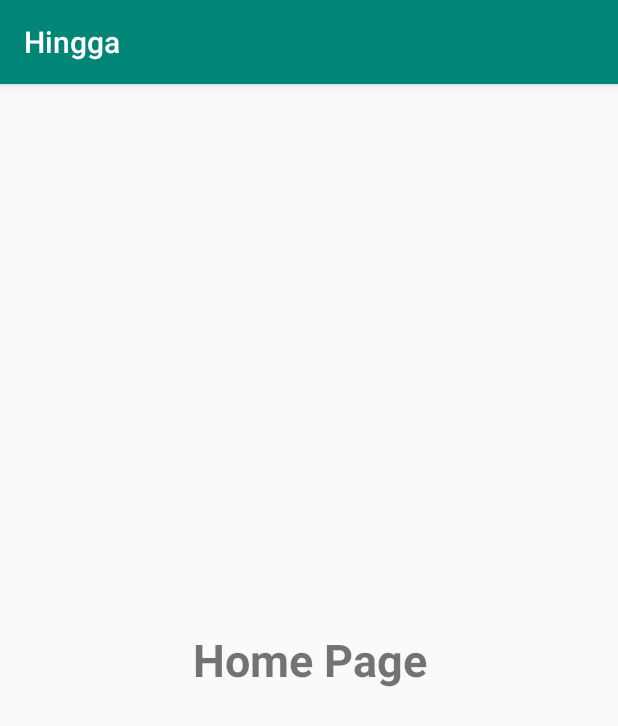
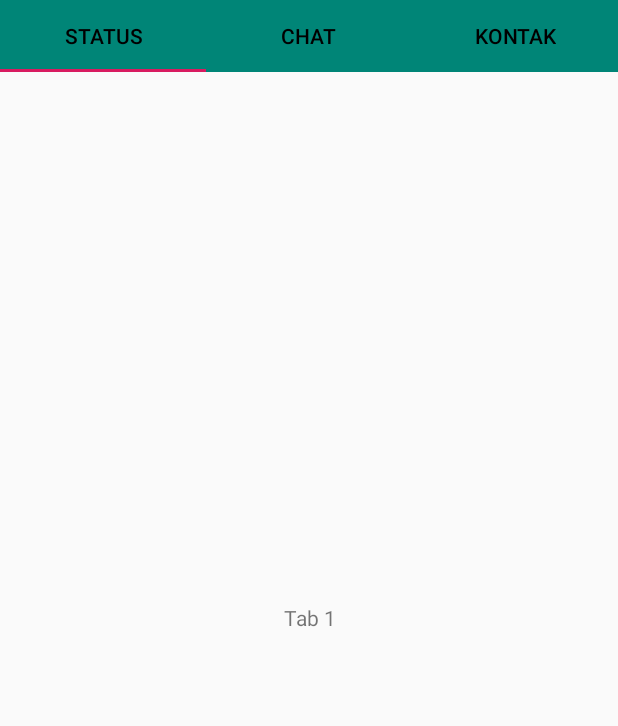
Before and after one commit to hinggga/Hinggga, an Android app: the Home screen opened directly, with no data from a screen before it, on a phone screen of 412 x 824 dp. Shown: the top 726 px of the screen. Run offline under Robolectric (Android 15) with nearby library versions, the phone set to English and light mode, and no system bars.

Commit message:
latihan4

```diff
--- a/app/build.gradle
+++ b/app/build.gradle
@@ -22,8 +22,12 @@ android {
 dependencies {
     implementation fileTree(dir: 'libs', include: ['*.jar'])
     implementation 'androidx.appcompat:appcompat:1.0.2'
+
     implementation 'androidx.constraintlayout:constraintlayout:1.1.3'
+    implementation 'androidx.legacy:legacy-support-v4:1.0.0'
     testImplementation 'junit:junit:4.12'
     androidTestImplementation 'androidx.test.ext:junit:1.1.0'
     androidTestImplementation 'androidx.test.espresso:espresso-core:3.1.1'
+    implementation 'com.android.support:design:28.0.0'
+    implementation 'com.android.support:design:27.0.1'
 }
--- a/app/src/main/java/com/example/hingga/Home.java
+++ b/app/src/main/java/com/example/hingga/Home.java
@@ -1,14 +1,68 @@
 package com.example.hingga;
 
 import androidx.appcompat.app.AppCompatActivity;
+import androidx.fragment.app.FragmentManager;
+import androidx.fragment.app.FragmentTransaction;
+import androidx.viewpager.widget.PagerAdapter;
+import androidx.viewpager.widget.ViewPager;
 
+import android.app.ActionBar;
 import android.os.Bundle;
+import android.widget.FrameLayout;
+
+import com.google.android.material.tabs.TabItem;
+import com.google.android.material.tabs.TabLayout;
 
 public class Home extends AppCompatActivity {
+
+    private TabLayout tabLayout;
+    private ViewPager viewPager;
+    private TabItem tab1,tab2,tab3;
+    public PageAdapter pagerAdapter;
+
+
+
 
     @Override
     protected void onCreate(Bundle savedInstanceState) {
         super.onCreate(savedInstanceState);
         setContentView(R.layout.activity_home);
+
+        tabLayout = (TabLayout) findViewById(R.id.tablayout);
+        tab1 = (TabItem) findViewById(R.id.Tab1);
+        tab2 = (TabItem) findViewById(R.id.Tab2);
+        tab3 = (TabItem) findViewById(R.id.Tab3);
+        viewPager = findViewById(R.id.viewpager);
+
+        pagerAdapter = new PageAdapter(getSupportFragmentManager(),tabLayout.getTabCount());
+        viewPager.setAdapter(pagerAdapter);
+
+        tabLayout.setOnTabSelectedListener(new TabLayout.OnTabSelectedListener() {
+            @Override
+            public void onTabSelected(TabLayout.Tab tab) {
+                viewPager.setCurrentItem(tab.getPosition());
+                if(tab.getPosition()==0){
+                    pagerAdapter.notifyDataSetChanged();
+                } else if (tab.getPosition() == 1 ){
+                    pagerAdapter.notifyDataSetChanged();
+                } else if (tab.getPosition() == 2 ){
+                    pagerAdapter.notifyDataSetChanged();
+                }
+            }
+
+            @Override
+            public void onTabUnselected(TabLayout.Tab tab) {
+
+            }
+
+            @Override
+            public void onTabReselected(TabLayout.Tab tab) {
+
+            }
+        });
+
+        viewPager.addOnPageChangeListener(new TabLayout.TabLayoutOnPageChangeListener(tabLayout));
+
+
     }
 }
--- a/app/src/main/java/com/example/hingga/MainActivity.java
+++ b/app/src/main/java/com/example/hingga/MainActivity.java
@@ -6,14 +6,17 @@ import android.content.Intent;
 import android.os.Bundle;
 import android.view.View;
 import android.widget.Button;
+import android.widget.TableLayout;
 import android.widget.TextView;
 
-public class MainActivity extends AppCompatActivity {
+public class MainActivity extends AppCompatActivity  {
 
     @Override
     protected void onCreate(Bundle savedInstanceState) {
         super.onCreate(savedInstanceState);
         setContentView(R.layout.activity_main);
+
+
 
 
         TextView daftar = (TextView)findViewById(R.id.txtDaftar);
--- /dev/null
+++ b/app/src/main/java/com/example/hingga/PageAdapter.java
@@ -0,0 +1,45 @@
+package com.example.hingga;
+
+import androidx.annotation.NonNull;
+import androidx.fragment.app.Fragment;
+import androidx.fragment.app.FragmentManager;
+import androidx.fragment.app.FragmentPagerAdapter;
+
+public class PageAdapter extends FragmentPagerAdapter {
+
+    private int numoftabs;
+
+
+    public PageAdapter(FragmentManager fm , int numOfTabs) {
+        super(fm);
+        this.numoftabs = numOfTabs;
+    }
+
+    @Override
+    public Fragment getItem(int position) {
+        switch (position){
+            case 0 :
+                return new tab1();
+            case 1 :
+                return new tab2();
+            case 2   :
+                return new tab3();
+                default:
+                    return null;
+
+        }
+
+
+    }
+
+    @Override
+    public int getCount() {
+        return numoftabs;
+    }
+
+
+    @Override
+    public int getItemPosition(@NonNull Object object) {
+        return POSITION_NONE;
+    }
+}
--- /dev/null
+++ b/app/src/main/java/com/example/hingga/tab1.java
@@ -0,0 +1,31 @@
+package com.example.hingga;
+
+
+import android.os.Bundle;
+
+import androidx.fragment.app.Fragment;
+
+import android.view.LayoutInflater;
+import android.view.View;
+import android.view.ViewGroup;
+
+
+/**
+ * A simple {@link Fragment} subclass.
+ */
+public class tab1 extends Fragment {
+
+
+    public tab1() {
+        // Required empty public constructor
+    }
+
+
+    @Override
+    public View onCreateView(LayoutInflater inflater, ViewGroup container,
+                             Bundle savedInstanceState) {
+        // Inflate the layout for this fragment
+        return inflater.inflate(R.layout.fragment_tab1, container, false);
+    }
+
+}
--- /dev/null
+++ b/app/src/main/java/com/example/hingga/tab2.java
@@ -0,0 +1,31 @@
+package com.example.hingga;
+
+
+import android.os.Bundle;
+
+import androidx.fragment.app.Fragment;
+
+import android.view.LayoutInflater;
+import android.view.View;
+import android.view.ViewGroup;
+
+
+/**
+ * A simple {@link Fragment} subclass.
+ */
+public class tab2 extends Fragment {
+
+
+    public tab2() {
+        // Required empty public constructor
+    }
+
+
+    @Override
+    public View onCreateView(LayoutInflater inflater, ViewGroup container,
+                             Bundle savedInstanceState) {
+        // Inflate the layout for this fragment
+        return inflater.inflate(R.layout.fragment_tab2, container, false);
+    }
+
+}
--- a/app/src/main/res/layout/activity_home.xml
+++ b/app/src/main/res/layout/activity_home.xml
@@ -1,24 +1,49 @@
 <?xml version="1.0" encoding="utf-8"?>
-<RelativeLayout xmlns:android="http://schemas.android.com/apk/res/android"
+<RelativeLayout
+
+    xmlns:android="http://schemas.android.com/apk/res/android"
     xmlns:app="http://schemas.android.com/apk/res-auto"
     xmlns:tools="http://schemas.android.com/tools"
     android:layout_width="match_parent"
     android:layout_height="match_parent"
+    app:layout_constraintBottom_toTopOf="parent"
+    android:orientation="vertical"
     tools:context=".Home">
 
-    <LinearLayout
+
+    <com.google.android.material.tabs.TabLayout
+        android:id="@+id/tablayout"
         android:layout_width="match_parent"
-        android:layout_height="match_parent"
-        android:orientation="vertical"
-        android:gravity="center">
+        android:layout_height="wrap_content"
+        android:background="@color/colorPrimary"
+        app:tabTextColor="@android:color/black">
+
+        <com.google.android.material.tabs.TabItem
+            android:id="@+id/Tab1"
+            android:text="Status"
+            android:layout_width="wrap_content"
+            android:layout_height="wrap_content"/>
+
+        <com.google.android.material.tabs.TabItem
+            android:id="@+id/Tab2"
+            android:text="Chat"
+            android:layout_width="wrap_content"
+            android:layout_height="wrap_content"/>
+
+        <com.google.android.material.tabs.TabItem
+            android:id="@+id/Tab3"
+            android:text="Kontak"
+            android:layout_width="wrap_content"
+            android:layout_height="wrap_content"/>
+
+    </com.google.android.material.tabs.TabLayout>
+
+    <androidx.viewpager.widget.ViewPager
+        android:id="@+id/viewpager"
+        android:layout_width="match_parent"
+        android:layout_height="match_parent">
+
+    </androidx.viewpager.widget.ViewPager>
 
 
-        <TextView
-            android:layout_width="match_parent"
-            android:layout_height="wrap_content"
-            android:gravity="center"
-            android:text="Home Page"
-            android:textSize="30dp"
-            android:textStyle="bold"/>
-    </LinearLayout>
 </RelativeLayout>
--- a/app/src/main/res/layout/activity_main.xml
+++ b/app/src/main/res/layout/activity_main.xml
@@ -10,7 +10,6 @@
         android:layout_width="match_parent"
         android:layout_height="match_parent"
         android:gravity="center"
-
         android:orientation="vertical">
 
         <TextView
--- /dev/null
+++ b/app/src/main/res/layout/fragment_tab1.xml
@@ -0,0 +1,15 @@
+<?xml version="1.0" encoding="utf-8"?>
+<FrameLayout xmlns:android="http://schemas.android.com/apk/res/android"
+    xmlns:tools="http://schemas.android.com/tools"
+    android:layout_width="match_parent"
+    android:layout_height="match_parent"
+    tools:context=".tab1">
+
+    <!-- TODO: Update blank fragment layout -->
+    <TextView
+        android:layout_width="match_parent"
+        android:layout_height="match_parent"
+        android:gravity="center"
+        android:text="Tab 1" />
+
+</FrameLayout>
--- a/app/src/main/res/values/strings.xml
+++ b/app/src/main/res/values/strings.xml
@@ -1,3 +1,6 @@
 <resources>
     <string name="app_name">Hingga</string>
+
+    <!-- TODO: Remove or change this placeholder text -->
+    <string name="hello_blank_fragment">Hello blank fragment</string>
 </resources>
--- a/app/src/main/res/values/styles.xml
+++ b/app/src/main/res/values/styles.xml
@@ -1,7 +1,7 @@
 <resources>
 
     <!-- Base application theme. -->
-    <style name="AppTheme" parent="Theme.AppCompat.Light.DarkActionBar">
+    <style name="AppTheme" parent="Theme.AppCompat.Light.NoActionBar">
         <!-- Customize your theme here. -->
         <item name="colorPrimary">@color/colorPrimary</item>
         <item name="colorPrimaryDark">@color/colorPrimaryDark</item>
```
Also changed, not shown: app/src/main/java/com/example/hingga/tab3.java (added, +31 -0 lines), app/src/main/res/layout/fragment_tab2.xml (added, +15 -0 lines), app/src/main/res/layout/fragment_tab3.xml (added, +15 -0 lines).
